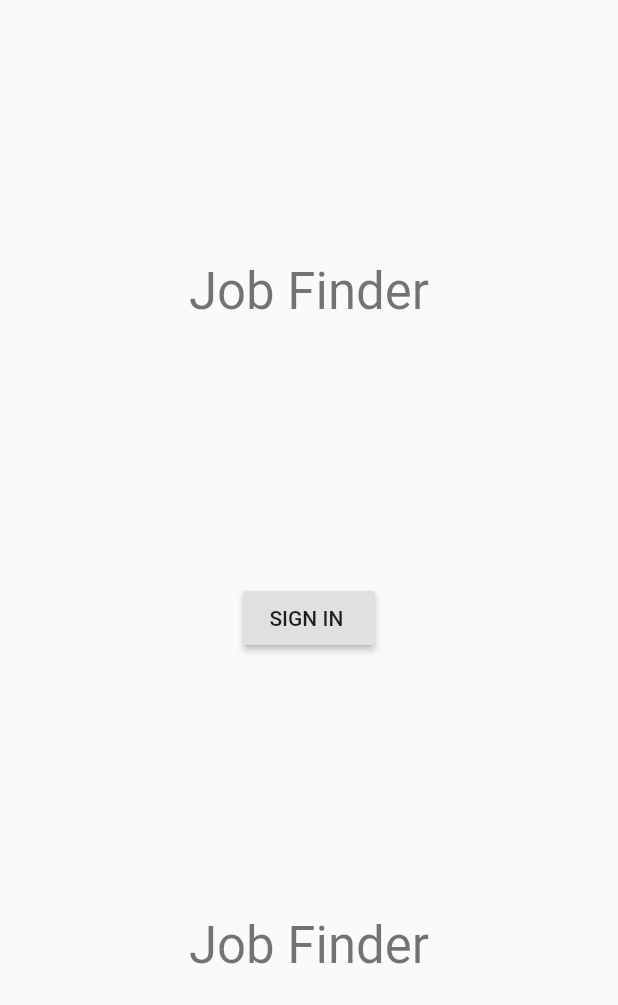
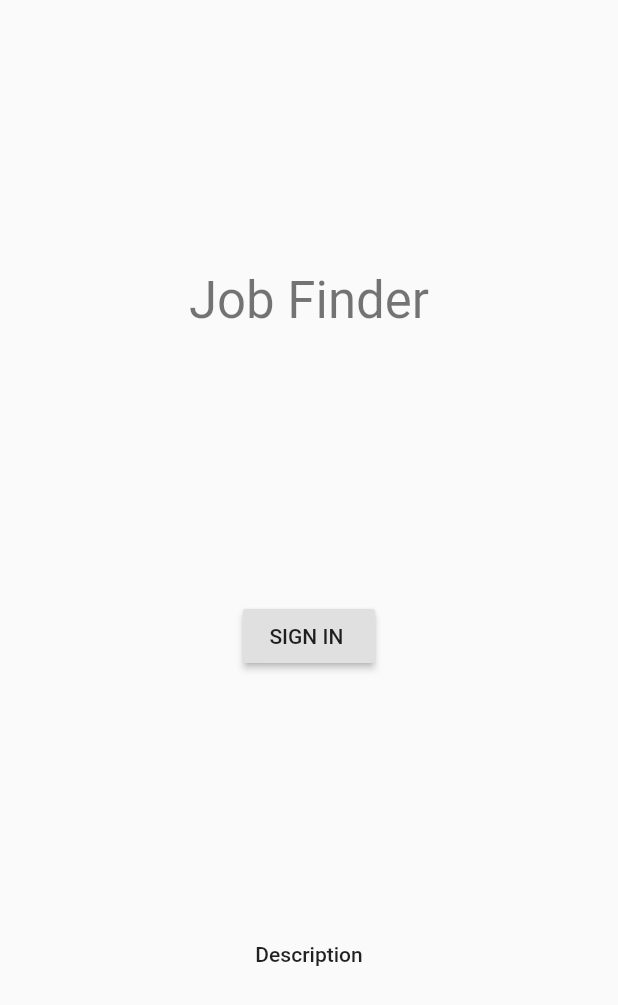
Before and after one commit to isabelcosta/FlutterHackathon2019, a Flutter app: the screen it shows after launch, on a phone screen of 412 x 824 dp. Shown: the top 1005 px of the screen. Run offline on Flutter 3.47's test engine with Material 2 defaults, Android fonts, the phone set to English and light mode, and no system bars; our stand-ins replace firebase_auth, google_sign_in; accounts and stored records are empty.

Commit message:
Added Firebase Auth and Google Sign In

```diff
--- /dev/null
+++ b/lib/login.dart
@@ -0,0 +1,59 @@
+import 'package:flutter/material.dart';
+import 'package:google_sign_in/google_sign_in.dart';
+import 'package:firebase_auth/firebase_auth.dart';
+
+class LoginScreen extends StatefulWidget {
+  LoginScreen({Key key}) : super(key: key);
+  @override
+  _LoginScreenState createState() => _LoginScreenState();
+}
+
+class _LoginScreenState extends State<LoginScreen> {
+  final GoogleSignIn _googleSignIn = GoogleSignIn();
+  final FirebaseAuth _auth = FirebaseAuth.instance;
+
+  Future<FirebaseUser> _handleSignIn() async {
+    final GoogleSignInAccount googleUser = await _googleSignIn.signIn();
+    final GoogleSignInAuthentication googleAuth = await googleUser.authentication;
+
+    final AuthCredential credential = GoogleAuthProvider.getCredential(
+      accessToken: googleAuth.accessToken,
+      idToken: googleAuth.idToken,
+    );
+
+    final FirebaseUser user = await _auth.signInWithCredential(credential);
+    print("signed in " + user.displayName);
+    return user;
+  }
+
+  @override
+  Widget build(BuildContext context) {
+    return Scaffold(
+      body: SafeArea(
+        child: Center(
+          child: Column(
+            mainAxisAlignment: MainAxisAlignment.spaceEvenly,
+            children: <Widget>[
+              Text(
+                'Job Finder',
+                style: Theme.of(context).textTheme.display1,
+              ),
+              RaisedButton(
+                child: Text('SIGN IN '),
+                onPressed: () {
+                  _handleSignIn()
+                      .then((FirebaseUser user) => print(user))
+                      .catchError((e) => print(e));
+                },
+              ),
+              Text(
+                'Description',
+                style: Theme.of(context).textTheme.body2,
+              )
+            ],
+          ),
+        ),
+      ),
+    );
+  }
+}
--- a/lib/main.dart
+++ b/lib/main.dart
@@ -1,4 +1,6 @@
 import 'package:flutter/material.dart';
+
+import 'login.dart';
 
 void main() => runApp(HackathonJobFinderApp());
 
@@ -14,38 +16,3 @@ class HackathonJobFinderApp extends StatelessWidget {
     );
   }
 }
-
-class LoginScreen extends StatefulWidget {
-  LoginScreen({Key key}) : super(key: key);
-  @override
-  _LoginScreenState createState() => _LoginScreenState();
-}
-
-class _LoginScreenState extends State<LoginScreen> {
-  @override
-  Widget build(BuildContext context) {
-    return Scaffold(
-      body: SafeArea(
-        child: Center(
-          child: Column(
-            mainAxisAlignment: MainAxisAlignment.spaceEvenly,
-            children: <Widget>[
-              Text(
-                'Job Finder',
-                style: Theme.of(context).textTheme.display1,
-              ),
-              RaisedButton(
-                child: Text('SIGN IN '),
-                onPressed: () {},
-              ),
-              Text(
-                'Job Finder',
-                style: Theme.of(context).textTheme.display1,
-              )
-            ],
-          ),
-        ),
-      ),
-    );
-  }
-}
--- a/pubspec.yaml
+++ b/pubspec.yaml
@@ -19,6 +19,8 @@ dependencies:
   # The following adds the Cupertino Icons font to your application.
   # Use with the CupertinoIcons class for iOS style icons.
   cupertino_icons: ^0.1.2
+  firebase_auth: 0.7.0
+  google_sign_in: 3.3.0+1
 
 dev_dependencies:
   flutter_test:
```
Also changed, not shown: 3 other files.
